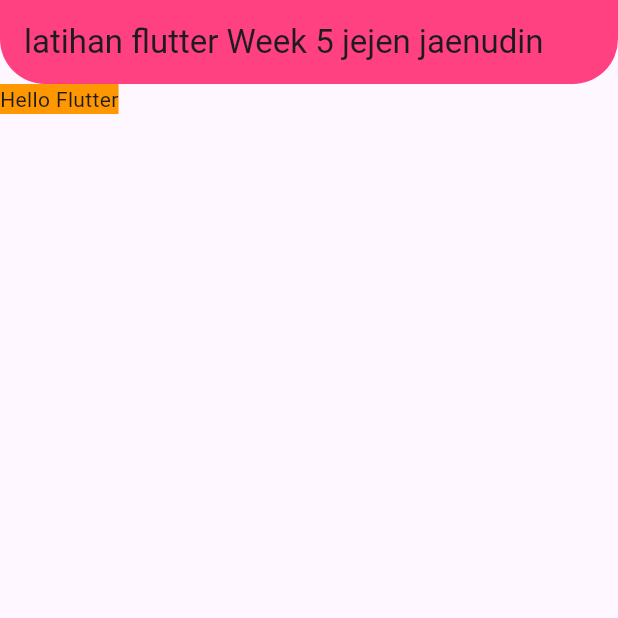
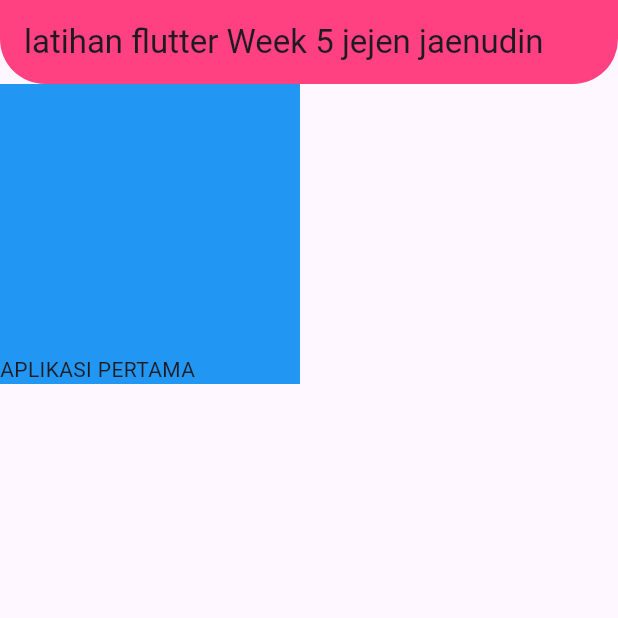
Before and after one commit to jejenjaenudin0895/Tugas_week_5_-1125170031-, a Flutter app: the screen it shows after launch, on a phone screen of 412 x 824 dp, the top half of it. Run offline on Flutter 3.47's test engine with Material 3 defaults, Android fonts, the phone set to English and light mode, and no system bars.

Commit message:
Container dengan child layout row atau column

```diff
--- a/lib/main.dart
+++ b/lib/main.dart
@@ -28,10 +28,16 @@ class MyHome extends StatelessWidget {
           borderRadius: BorderRadius.vertical(bottom: Radius.circular(30))
         ),
       ),
-        body: Container(
-        color: Colors.orange,
-        child: Text('Hello Flutter'),
-      ),
+        body:
+        Container(
+          width : 200,
+            height : 200,
+              color : Colors.blue,
+                child: Align(
+              alignment : AlignmentGeometry.bottomLeft,
+              child : Text("APLIKASI PERTAMA"),
+              ),
+        )
     );
   }
 
```
Also changed, not shown: images/roworcolumn.png (added), images/roworcolumncode.png (added), 1 other file.
